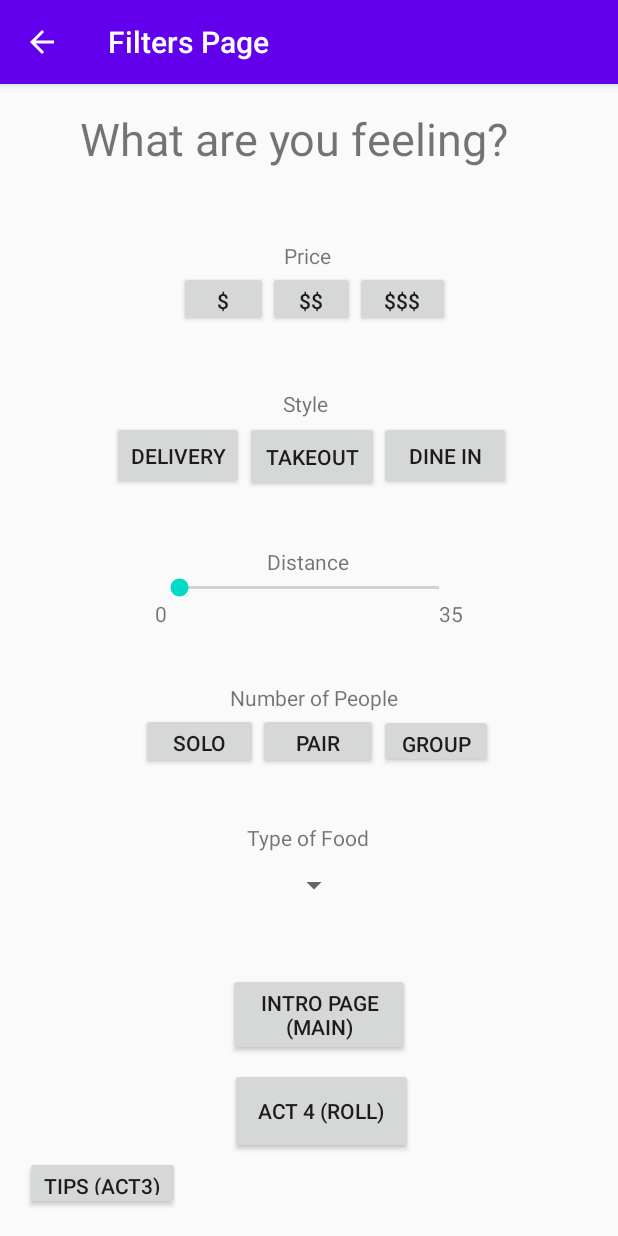
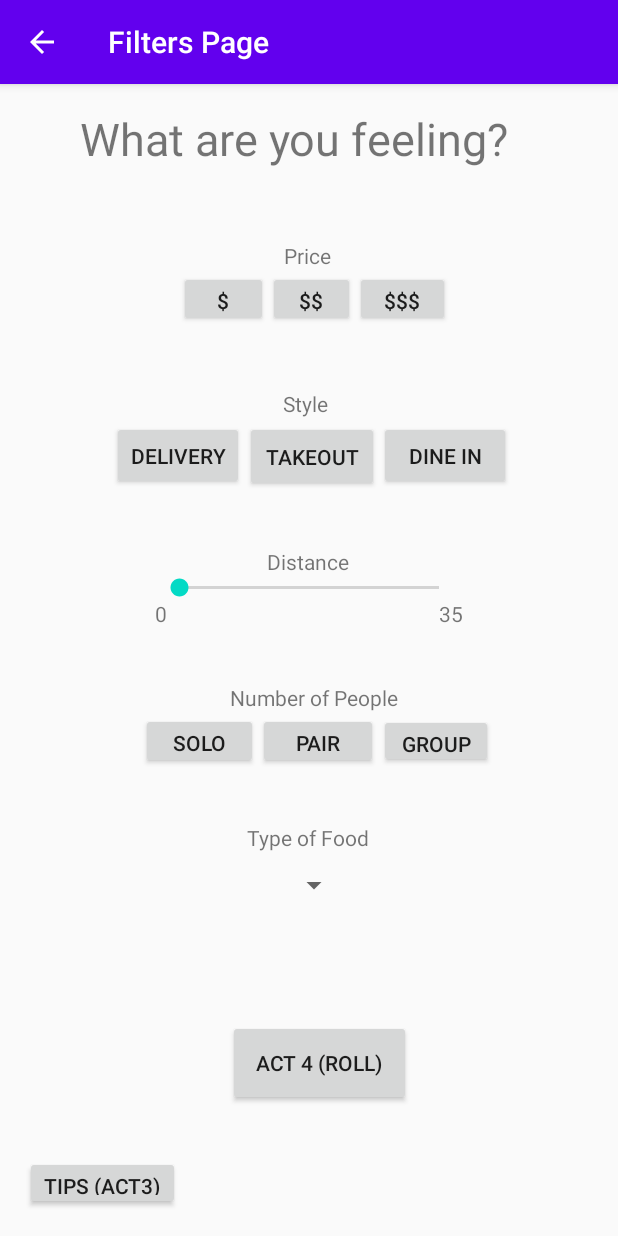
Before and after one commit to fowlerzw/355App, an Android app: the Activity2 screen opened directly, with no data from a screen before it, on a phone screen of 412 x 824 dp. Run offline under Robolectric (Android 15) with nearby library versions, the light colour scheme and no system bars.

Commit message:
Deleted the "Return to Main Act" Button on filters page since the implementation of the parent main class to the the child filters act was implemented. There seems to be "unresolved Activity2" class prompts but this does not stop the build from occuring. I believe the issue is something that lies in how i made changes to the Manifest of strings xml file. I will look into this soon. Let me know if there are issues with y'alls builds.

```diff
--- a/355App/app/src/main/res/layout/activity_2.xml
+++ b/355App/app/src/main/res/layout/activity_2.xml
@@ -21,19 +21,6 @@
         app:layout_constraintTop_toTopOf="parent"
         app:layout_constraintVertical_bias="0.022" />
 
-
-    <Button
-        android:id="@+id/button"
-        android:layout_width="121dp"
-        android:layout_height="55dp"
-        android:onClick="openMainActivity"
-        android:text="Intro Page (Main)"
-        app:layout_constraintBottom_toBottomOf="parent"
-        app:layout_constraintEnd_toEndOf="parent"
-        app:layout_constraintHorizontal_bias="0.524"
-        app:layout_constraintStart_toStartOf="parent"
-        app:layout_constraintTop_toTopOf="parent"
-        app:layout_constraintVertical_bias="0.832" />
 
     <Button
         android:id="@+id/button2"
@@ -278,14 +265,14 @@
         android:id="@+id/button14"
         android:layout_width="122dp"
         android:layout_height="57dp"
+        android:onClick="openActivity4"
         android:text="Act 4 (roll)"
-        android:onClick="openActivity4"
         app:layout_constraintBottom_toBottomOf="parent"
         app:layout_constraintEnd_toEndOf="parent"
-        app:layout_constraintHorizontal_bias="0.529"
+        app:layout_constraintHorizontal_bias="0.525"
         app:layout_constraintStart_toStartOf="parent"
         app:layout_constraintTop_toTopOf="parent"
-        app:layout_constraintVertical_bias="0.923" />
+        app:layout_constraintVertical_bias="0.878" />
 
 
 </androidx.constraintlayout.widget.ConstraintLayout>
```
